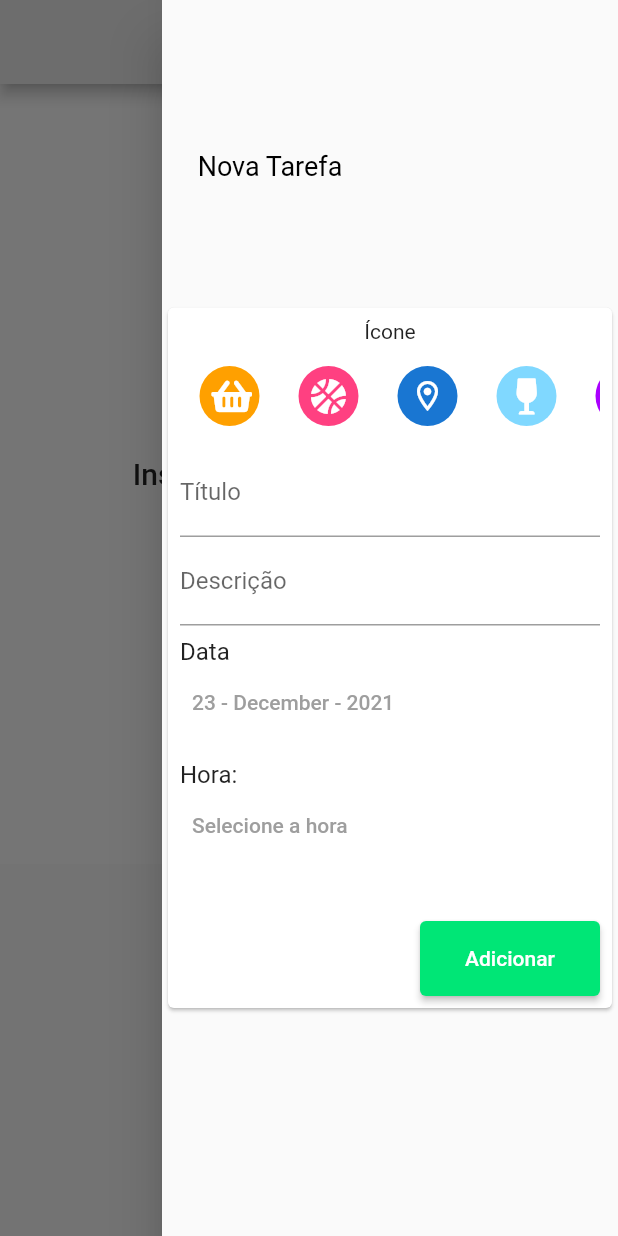
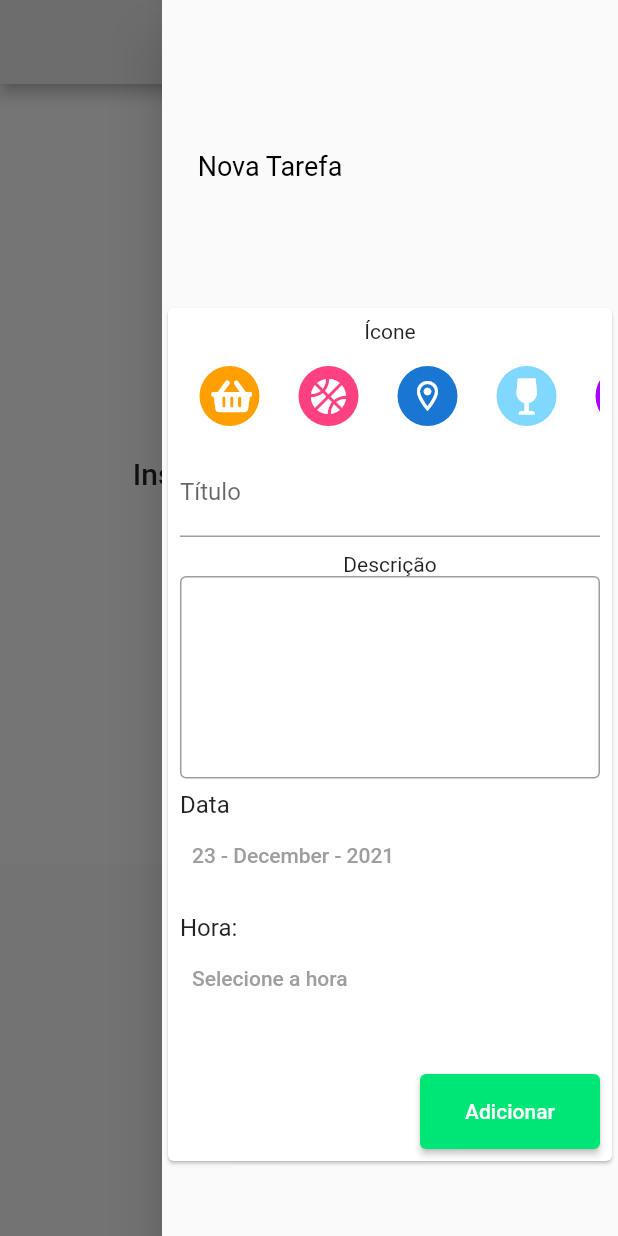
Before and after one commit to heloeng/Diario_De_Tarefas, a Flutter app: the screen it shows after launch, with the side drawer open, on a phone screen of 412 x 824 dp. Run offline on Flutter 3.47's test engine with Material 2 defaults, Android fonts, the phone set to English and light mode, and no system bars; our stand-ins replace font_awesome_flutter.

Commit message:
textField_descreption

```diff
--- a/lib/src/ui/components/transaction_form_component.dart
+++ b/lib/src/ui/components/transaction_form_component.dart
@@ -80,21 +80,9 @@ class _TransactionFormComponent extends State<TransactionFormComponent> {
         padding: const EdgeInsets.all(8.0),
         child: Column(
           children: [
-            // AvatarListWidget(),
-
-            // TextField(
-            //   controller: _iconeController,
-            //   onSubmitted: (_) => _submitForm(),
-            //   decoration: const InputDecoration(
-            //     labelText: 'Icone',
-
-            //   ),
-
-            // ),
-
             Text(
-              'Ícone',textAlign: TextAlign.start,
-
+              'Ícone',
+              textAlign: TextAlign.right,
             ),
             // listaIcones(),
             // AvatarListWidget(),
@@ -105,10 +93,21 @@ class _TransactionFormComponent extends State<TransactionFormComponent> {
                 labelText: 'Título',
               ),
             ),
+
+            const SizedBox(
+              height: 10,
+            ),
+            Text(
+              'Descrição',
+              textAlign: TextAlign.left,
+            ),
+
             TextField(
               controller: _descricaoController,
+              maxLines: 5,
+              textAlign: TextAlign.justify,
               decoration: const InputDecoration(
-                labelText: 'Descrição',
+                border: OutlineInputBorder(),
               ),
             ),
             const SizedBox(
@@ -174,14 +173,8 @@ class _TransactionFormComponent extends State<TransactionFormComponent> {
                   ),
                   style: ButtonStyle(
                     minimumSize: MaterialStateProperty.all(const Size(120, 50)),
-                    backgroundColor: MaterialStateProperty.all(Color(0xFF00E676)),
-                    // backgroundColor: MaterialStateProperty.resolveWith(
-                    //   (states) {
-                    //     if (states.contains(MaterialState.pressed)) {
-                    //       return Colors.amber[900];
-                    //     }
-                    //   },
-                    // ),
+                    backgroundColor:
+                        MaterialStateProperty.all(Color(0xFF00E676)),
                   ),
                 ),
               ],
```
